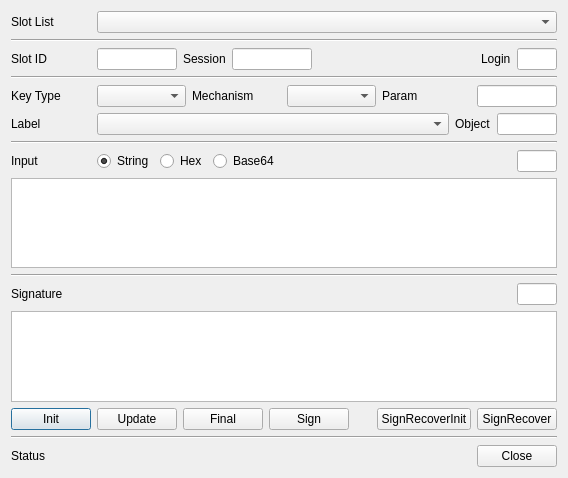
This is CryptokiMan/sign_dlg.ui in jykim74/CryptokiMan as Qt 5 draws it before an edit. The edited form follows.
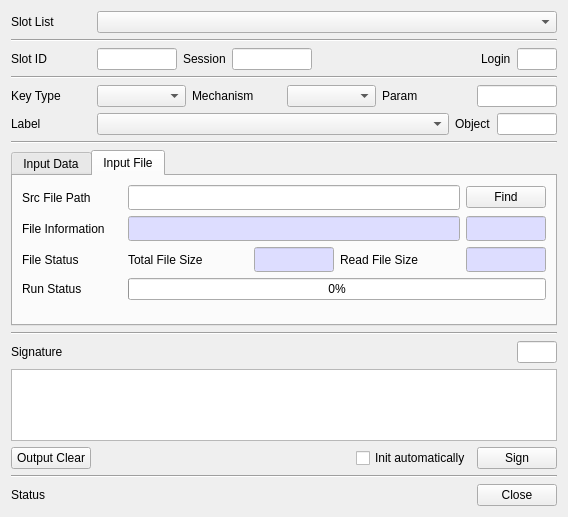
This is the edited form.

Patch:
```diff
--- a/CryptokiMan/sign_dlg.ui
+++ b/CryptokiMan/sign_dlg.ui
@@ -7,7 +7,7 @@
     <x>0</x>
     <y>0</y>
     <width>568</width>
-    <height>478</height>
+    <height>517</height>
    </rect>
   </property>
   <property name="windowTitle">
@@ -252,77 +252,546 @@
     </widget>
    </item>
    <item>
-    <layout class="QGridLayout" name="gridLayout_6">
-     <property name="topMargin">
-      <number>0</number>
+    <widget class="QTabWidget" name="mInputTab">
+     <property name="currentIndex">
+      <number>1</number>
      </property>
-     <item row="0" column="0">
-      <widget class="QLabel" name="label_5">
-       <property name="minimumSize">
-        <size>
-         <width>80</width>
-         <height>0</height>
-        </size>
-       </property>
-       <property name="text">
-        <string>Input</string>
-       </property>
-      </widget>
-     </item>
-     <item row="0" column="4">
-      <spacer name="horizontalSpacer_4">
-       <property name="orientation">
-        <enum>Qt::Horizontal</enum>
-       </property>
-       <property name="sizeHint" stdset="0">
-        <size>
-         <width>40</width>
-         <height>20</height>
-        </size>
-       </property>
-      </spacer>
-     </item>
-     <item row="0" column="2">
-      <widget class="QRadioButton" name="mInputHexRadio">
-       <property name="text">
-        <string>Hex</string>
-       </property>
-      </widget>
-     </item>
-     <item row="0" column="3">
-      <widget class="QRadioButton" name="mInputBase64Radio">
-       <property name="text">
-        <string>Base64</string>
-       </property>
-      </widget>
-     </item>
-     <item row="0" column="1">
-      <widget class="QRadioButton" name="mInputStringRadio">
-       <property name="text">
-        <string>String</string>
-       </property>
-       <property name="checked">
-        <bool>true</bool>
-       </property>
-      </widget>
-     </item>
-     <item row="0" column="5">
-      <widget class="QLineEdit" name="mInputLenText">
-       <property name="maximumSize">
-        <size>
-         <width>40</width>
-         <height>16777215</height>
-        </size>
-       </property>
-       <property name="readOnly">
-        <bool>true</bool>
-       </property>
-      </widget>
-     </item>
-    </layout>
-   </item>
-   <item>
-    <widget class="QPlainTextEdit" name="mInputText"/>
+     <widget class="QWidget" name="tab">
+      <attribute name="title">
+       <string>Input Data</string>
+      </attribute>
+      <layout class="QVBoxLayout" name="verticalLayout_2">
+       <item>
+        <layout class="QGridLayout" name="gridLayout_7">
+         <property name="topMargin">
+          <number>0</number>
+         </property>
+         <item row="0" column="3">
+          <widget class="QRadioButton" name="mInputBase64Radio">
+           <property name="text">
+            <string>Base64</string>
+           </property>
+          </widget>
+         </item>
+         <item row="0" column="1">
+          <widget class="QRadioButton" name="mInputStringRadio">
+           <property name="text">
+            <string>String</string>
+           </property>
+           <property name="checked">
+            <bool>true</bool>
+           </property>
+          </widget>
+         </item>
+         <item row="0" column="2">
+          <widget class="QRadioButton" name="mInputHexRadio">
+           <property name="text">
+            <string>Hex</string>
+           </property>
+          </widget>
+         </item>
+         <item row="0" column="0">
+          <widget class="QLabel" name="label_5">
+           <property name="minimumSize">
+            <size>
+             <width>80</width>
+             <height>0</height>
+            </size>
+           </property>
+           <property name="text">
+            <string>Input</string>
+           </property>
+          </widget>
+         </item>
+         <item row="0" column="5">
+          <widget class="QLineEdit" name="mInputLenText">
+           <property name="maximumSize">
+            <size>
+             <width>40</width>
+             <height>16777215</height>
+            </size>
+           </property>
+           <property name="readOnly">
+            <bool>true</bool>
+           </property>
+          </widget>
+         </item>
+         <item row="0" column="4">
+          <spacer name="horizontalSpacer_4">
+           <property name="orientation">
+            <enum>Qt::Horizontal</enum>
+           </property>
+           <property name="sizeHint" stdset="0">
+            <size>
+             <width>40</width>
+             <height>20</height>
+            </size>
+           </property>
+          </spacer>
+         </item>
+        </layout>
+       </item>
+       <item>
+        <widget class="QPlainTextEdit" name="mInputText"/>
+       </item>
+       <item>
+        <layout class="QGridLayout" name="gridLayout_6">
+         <property name="topMargin">
+          <number>0</number>
+         </property>
+         <item row="0" column="1">
+          <widget class="QPushButton" name="mUpdateBtn">
+           <property name="text">
+            <string>Update</string>
+           </property>
+          </widget>
+         </item>
+         <item row="0" column="4">
+          <widget class="QPushButton" name="mSignRecoverInitBtn">
+           <property name="text">
+            <string>SignRecoverInit</string>
+           </property>
+          </widget>
+         </item>
+         <item row="0" column="5">
+          <widget class="QPushButton" name="mSignRecoverBtn">
+           <property name="text">
+            <string>SignRecover</string>
+           </property>
+          </widget>
+         </item>
+         <item row="0" column="6">
+          <widget class="QPushButton" name="mInputClearBtn">
+           <property name="text">
+            <string>Input Clear</string>
+           </property>
+          </widget>
+         </item>
+         <item row="0" column="2">
+          <widget class="QPushButton" name="mFinalBtn">
+           <property name="text">
+            <string>Final</string>
+           </property>
+          </widget>
+         </item>
+         <item row="0" column="0">
+          <widget class="QPushButton" name="mInitBtn">
+           <property name="text">
+            <string>Init</string>
+           </property>
+          </widget>
+         </item>
+         <item row="0" column="3">
+          <spacer name="horizontalSpacer_6">
+           <property name="orientation">
+            <enum>Qt::Horizontal</enum>
+           </property>
+           <property name="sizeHint" stdset="0">
+            <size>
+             <width>40</width>
+             <height>20</height>
+            </size>
+           </property>
+          </spacer>
+         </item>
+        </layout>
+       </item>
+      </layout>
+     </widget>
+     <widget class="QWidget" name="tab_2">
+      <attribute name="title">
+       <string>Input File</string>
+      </attribute>
+      <layout class="QVBoxLayout" name="verticalLayout_3">
+       <item>
+        <layout class="QGridLayout" name="gridLayout_8">
+         <item row="0" column="1">
+          <widget class="QLineEdit" name="mSrcFileText">
+           <property name="font">
+            <font>
+             <family>굴림체</family>
+            </font>
+           </property>
+          </widget>
+         </item>
+         <item row="0" column="0">
+          <widget class="QLabel" name="label_12">
+           <property name="minimumSize">
+            <size>
+             <width>100</width>
+             <height>0</height>
+            </size>
+           </property>
+           <property name="maximumSize">
+            <size>
+             <width>100</width>
+             <height>16777215</height>
+            </size>
+           </property>
+           <property name="text">
+            <string>Src File Path</string>
+           </property>
+          </widget>
+         </item>
+         <item row="0" column="2">
+          <widget class="QPushButton" name="mFindSrcFileBtn">
+           <property name="minimumSize">
+            <size>
+             <width>80</width>
+             <height>0</height>
+            </size>
+           </property>
+           <property name="maximumSize">
+            <size>
+             <width>80</width>
+             <height>16777215</height>
+            </size>
+           </property>
+           <property name="text">
+            <string>Find</string>
+           </property>
+          </widget>
+         </item>
+        </layout>
+       </item>
+       <item>
+        <layout class="QGridLayout" name="gridLayout_9">
+         <item row="0" column="1">
+          <widget class="QLineEdit" name="mSrcFileInfoText">
+           <property name="palette">
+            <palette>
+             <active>
+              <colorrole role="Base">
+               <brush brushstyle="SolidPattern">
+                <color alpha="255">
+                 <red>221</red>
+                 <green>221</green>
+                 <blue>255</blue>
+                </color>
+               </brush>
+              </colorrole>
+             </active>
+             <inactive>
+              <colorrole role="Base">
+               <brush brushstyle="SolidPattern">
+                <color alpha="255">
+                 <red>221</red>
+                 <green>221</green>
+                 <blue>255</blue>
+                </color>
+               </brush>
+              </colorrole>
+             </inactive>
+             <disabled>
+              <colorrole role="Base">
+               <brush brushstyle="SolidPattern">
+                <color alpha="255">
+                 <red>240</red>
+                 <green>240</green>
+                 <blue>240</blue>
+                </color>
+               </brush>
+              </colorrole>
+             </disabled>
+            </palette>
+           </property>
+           <property name="font">
+            <font>
+             <family>굴림체</family>
+            </font>
+           </property>
+           <property name="readOnly">
+            <bool>true</bool>
+           </property>
+          </widget>
+         </item>
+         <item row="0" column="0">
+          <widget class="QLabel" name="label_13">
+           <property name="minimumSize">
+            <size>
+             <width>100</width>
+             <height>0</height>
+            </size>
+           </property>
+           <property name="maximumSize">
+            <size>
+             <width>100</width>
+             <height>16777215</height>
+            </size>
+           </property>
+           <property name="text">
+            <string>File Information</string>
+           </property>
+          </widget>
+         </item>
+         <item row="0" column="2">
+          <widget class="QLineEdit" name="mSrcFileSizeText">
+           <property name="minimumSize">
+            <size>
+             <width>80</width>
+             <height>0</height>
+            </size>
+           </property>
+           <property name="maximumSize">
+            <size>
+             <width>80</width>
+             <height>16777215</height>
+            </size>
+           </property>
+           <property name="palette">
+            <palette>
+             <active>
+              <colorrole role="Base">
+               <brush brushstyle="SolidPattern">
+                <color alpha="255">
+                 <red>221</red>
+                 <green>221</green>
+                 <blue>255</blue>
+                </color>
+               </brush>
+              </colorrole>
+             </active>
+             <inactive>
+              <colorrole role="Base">
+               <brush brushstyle="SolidPattern">
+                <color alpha="255">
+                 <red>221</red>
+                 <green>221</green>
+                 <blue>255</blue>
+                </color>
+               </brush>
+              </colorrole>
+             </inactive>
+             <disabled>
+              <colorrole role="Base">
+               <brush brushstyle="SolidPattern">
+                <color alpha="255">
+                 <red>240</red>
+                 <green>240</green>
+                 <blue>240</blue>
+                </color>
+               </brush>
+              </colorrole>
+             </disabled>
+            </palette>
+           </property>
+           <property name="font">
+            <font>
+             <family>굴림체</family>
+            </font>
+           </property>
+           <property name="readOnly">
+            <bool>true</bool>
+           </property>
+          </widget>
+         </item>
+        </layout>
+       </item>
+       <item>
+        <layout class="QGridLayout" name="gridLayout_10">
+         <item row="0" column="0">
+          <widget class="QLabel" name="label_14">
+           <property name="minimumSize">
+            <size>
+             <width>100</width>
+             <height>0</height>
+            </size>
+           </property>
+           <property name="maximumSize">
+            <size>
+             <width>100</width>
+             <height>16777215</height>
+            </size>
+           </property>
+           <property name="text">
+            <string>File Status</string>
+           </property>
+          </widget>
+         </item>
+         <item row="0" column="2">
+          <widget class="QLineEdit" name="mFileTotalSizeText">
+           <property name="minimumSize">
+            <size>
+             <width>80</width>
+             <height>0</height>
+            </size>
+           </property>
+           <property name="maximumSize">
+            <size>
+             <width>80</width>
+             <height>16777215</height>
+            </size>
+           </property>
+           <property name="palette">
+            <palette>
+             <active>
+              <colorrole role="Base">
+               <brush brushstyle="SolidPattern">
+                <color alpha="255">
+                 <red>221</red>
+                 <green>221</green>
+                 <blue>255</blue>
+                </color>
+               </brush>
+              </colorrole>
+             </active>
+             <inactive>
+              <colorrole role="Base">
+               <brush brushstyle="SolidPattern">
+                <color alpha="255">
+                 <red>221</red>
+                 <green>221</green>
+                 <blue>255</blue>
+                </color>
+               </brush>
+              </colorrole>
+             </inactive>
+             <disabled>
+              <colorrole role="Base">
+               <brush brushstyle="SolidPattern">
+                <color alpha="255">
+                 <red>240</red>
+                 <green>240</green>
+                 <blue>240</blue>
+                </color>
+               </brush>
+              </colorrole>
+             </disabled>
+            </palette>
+           </property>
+           <property name="font">
+            <font>
+             <family>굴림체</family>
+            </font>
+           </property>
+           <property name="readOnly">
+            <bool>true</bool>
+           </property>
+          </widget>
+         </item>
+         <item row="0" column="1">
+          <widget class="QLabel" name="label_16">
+           <property name="text">
+            <string>Total File Size</string>
+           </property>
+          </widget>
+         </item>
+         <item row="0" column="3">
+          <widget class="QLabel" name="label_17">
+           <property name="text">
+            <string>Read File Size</string>
+           </property>
+          </widget>
+         </item>
+         <item row="0" column="4">
+          <widget class="QLineEdit" name="mFileReadSizeText">
+           <property name="minimumSize">
+            <size>
+             <width>80</width>
+             <height>0</height>
+            </size>
+           </property>
+           <property name="maximumSize">
+            <size>
+             <width>80</width>
+             <height>16777215</height>
+            </size>
+           </property>
+           <property name="palette">
+            <palette>
+             <active>
+              <colorrole role="Base">
+               <brush brushstyle="SolidPattern">
+                <color alpha="255">
+                 <red>221</red>
+                 <green>221</green>
+                 <blue>255</blue>
+                </color>
+               </brush>
+              </colorrole>
+             </active>
+             <inactive>
+              <colorrole role="Base">
+               <brush brushstyle="SolidPattern">
+                <color alpha="255">
+                 <red>221</red>
+                 <green>221</green>
+                 <blue>255</blue>
+                </color>
+               </brush>
+              </colorrole>
+             </inactive>
+             <disabled>
+              <colorrole role="Base">
+               <brush brushstyle="SolidPattern">
+                <color alpha="255">
+                 <red>240</red>
+                 <green>240</green>
+                 <blue>240</blue>
+                </color>
+               </brush>
+              </colorrole>
+             </disabled>
+            </palette>
+           </property>
+           <property name="font">
+            <font>
+             <family>굴림체</family>
+            </font>
+           </property>
+           <property name="readOnly">
+            <bool>true</bool>
+           </property>
+          </widget>
+         </item>
+        </layout>
+       </item>
+       <item>
+        <layout class="QGridLayout" name="gridLayout_11">
+         <item row="0" column="0">
+          <widget class="QLabel" name="label_15">
+           <property name="minimumSize">
+            <size>
+             <width>100</width>
+             <height>0</height>
+            </size>
+           </property>
+           <property name="maximumSize">
+            <size>
+             <width>100</width>
+             <height>16777215</height>
+            </size>
+           </property>
+           <property name="text">
+            <string>Run Status</string>
+           </property>
+          </widget>
+         </item>
+         <item row="0" column="1">
+          <widget class="QProgressBar" name="mSignProgBar">
+           <property name="value">
+            <number>0</number>
+           </property>
+          </widget>
+         </item>
+        </layout>
+       </item>
+       <item>
+        <spacer name="verticalSpacer">
+         <property name="orientation">
+          <enum>Qt::Vertical</enum>
+         </property>
+         <property name="sizeHint" stdset="0">
+          <size>
+           <width>20</width>
+           <height>40</height>
+          </size>
+         </property>
+        </spacer>
+       </item>
+      </layout>
+     </widget>
+    </widget>
    </item>
    <item>
     <widget class="Line" name="line_5">
@@ -386,23 +855,29 @@
       <number>0</number>
      </property>
      <item>
-      <widget class="QPushButton" name="mInitBtn">
+      <widget class="QPushButton" name="mOutputClearBtn">
        <property name="text">
-        <string>Init</string>
+        <string>Output Clear</string>
        </property>
       </widget>
      </item>
      <item>
-      <widget class="QPushButton" name="mUpdateBtn">
-       <property name="text">
-        <string>Update</string>
+      <spacer name="horizontalSpacer">
+       <property name="orientation">
+        <enum>Qt::Horizontal</enum>
        </property>
-      </widget>
+       <property name="sizeHint" stdset="0">
+        <size>
+         <width>40</width>
+         <height>20</height>
+        </size>
+       </property>
+      </spacer>
      </item>
      <item>
-      <widget class="QPushButton" name="mFinalBtn">
+      <widget class="QCheckBox" name="mInitAutoCheck">
        <property name="text">
-        <string>Final</string>
+        <string>Init automatically</string>
        </property>
       </widget>
      </item>
@@ -413,33 +888,6 @@
        </property>
       </widget>
      </item>
-     <item>
-      <spacer name="horizontalSpacer">
-       <property name="orientation">
-        <enum>Qt::Horizontal</enum>
-       </property>
-       <property name="sizeHint" stdset="0">
-        <size>
-         <width>40</width>
-         <height>20</height>
-        </size>
-       </property>
-      </spacer>
-     </item>
-     <item>
-      <widget class="QPushButton" name="mSignRecoverInitBtn">
-       <property name="text">
-        <string>SignRecoverInit</string>
-       </property>
-      </widget>
-     </item>
-     <item>
-      <widget class="QPushButton" name="mSignRecoverBtn">
-       <property name="text">
-        <string>SignRecover</string>
-       </property>
-      </widget>
-     </item>
     </layout>
    </item>
    <item>
```
Left out of the diff: 4 changed lines with no effect on the pictures.
